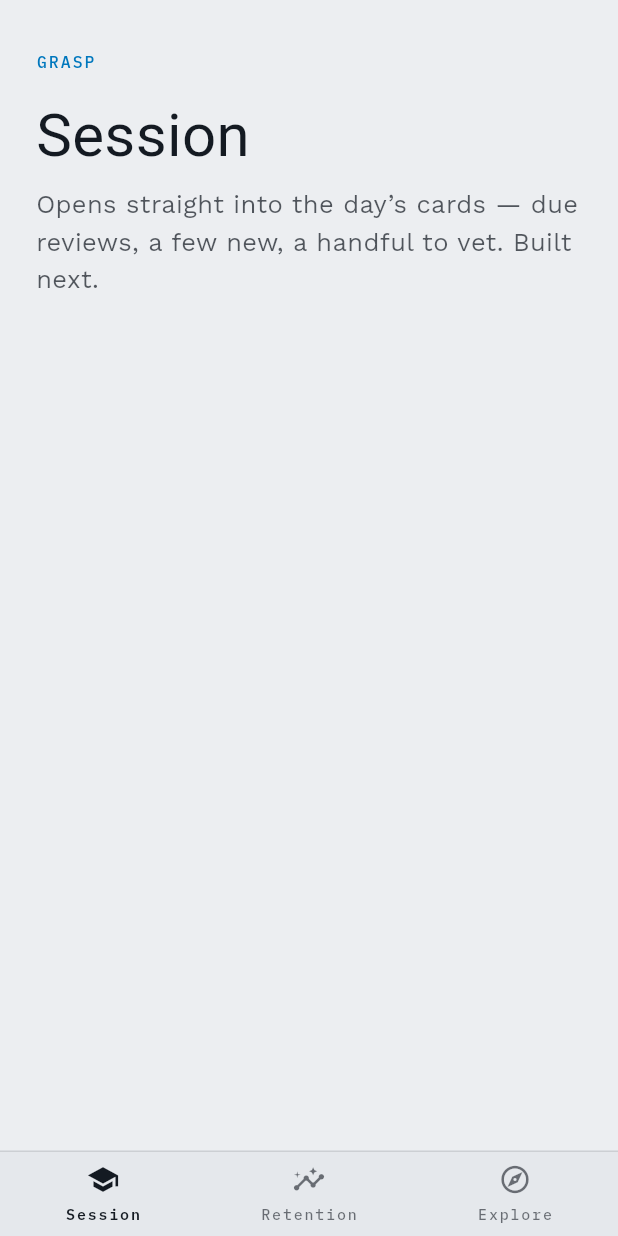
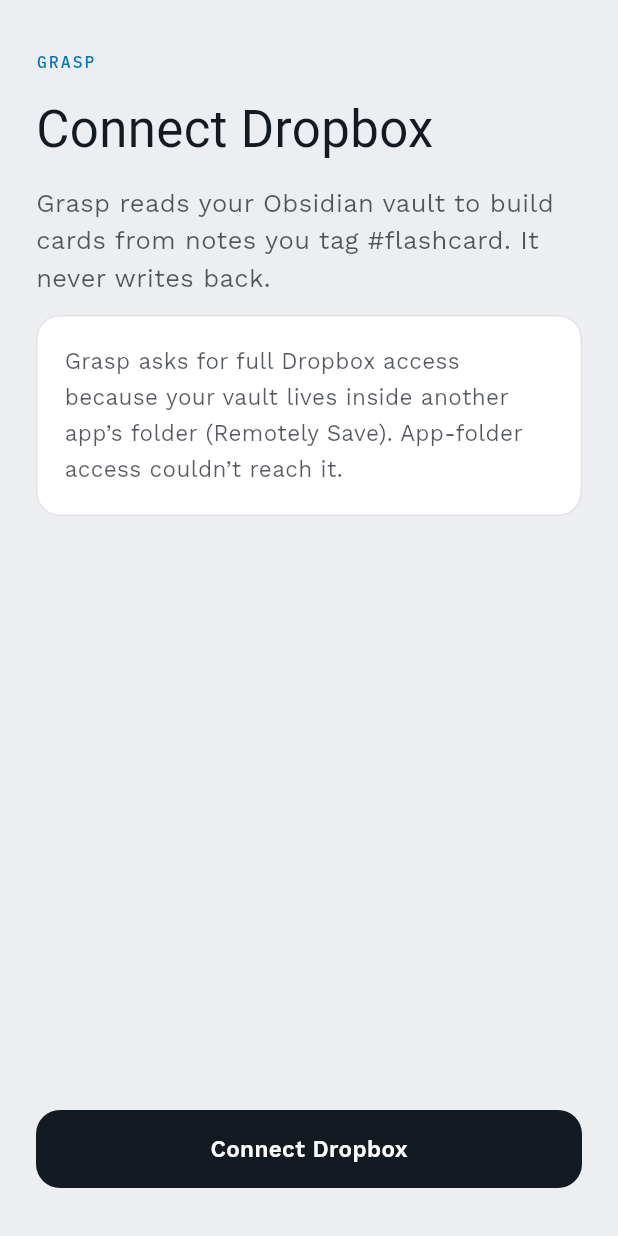
Before and after one commit to moha-elh/Grasp, a Flutter app: the screen it shows after launch, on a phone screen of 412 x 824 dp. Run offline on Flutter 3.47's test engine with Material 3 defaults, Android fonts, the phone set to English and light mode, and no system bars; our stand-ins replace flutter_dotenv, flutter_riverpod, flutter_secure_storage, google_fonts, supabase_flutter; missing offline and left inert: flutter_web_auth_2, fsrs; accounts and stored records are empty; Roboto replaces fonts that are missing (Fugaz One).

Commit message:
feat: Dropbox connect screen + connection state machine
Screen 01 (FR-1..FR-3): connect state machine (checking/connecting/
scanning/connected/error with scope-error detection), the connect UI
with the full-scope explanation and a debug skip, a shared PrimaryButton,
and gate the app on Dropbox connection. Enable web platform.

```diff
--- a/lib/app.dart
+++ b/lib/app.dart
@@ -1,10 +1,19 @@
 import 'package:flutter/material.dart';
+import 'package:flutter_riverpod/flutter_riverpod.dart';
 
 import 'design/theme.dart';
+import 'design/tokens.dart';
+import 'design/typography.dart';
+import 'features/dropbox/dropbox_connect_screen.dart';
+import 'features/dropbox/dropbox_controller.dart';
 import 'features/shell/app_shell.dart';
 
-/// Root widget. Design system theme + the Session/Retention/Explore shell.
-/// Sign-in and Dropbox connect are layered in later (deferred features).
+/// Debug-only bypass of the Dropbox gate, so the shell is reachable on
+/// web/dev where the mobile OAuth scheme can't complete.
+final _devBypassProvider = StateProvider<bool>((_) => false);
+
+/// Root widget. Gates on Dropbox connection (screen 01) before the shell.
+/// Supabase sign-in is layered in later (deferred).
 class GraspApp extends StatelessWidget {
   const GraspApp({super.key});
 
@@ -14,7 +23,32 @@
       title: 'Grasp',
       debugShowCheckedModeBanner: false,
       theme: buildGraspTheme(),
-      home: const AppShell(),
+      home: const _Gate(),
     );
   }
 }
+
+class _Gate extends ConsumerWidget {
+  const _Gate();
+
+  @override
+  Widget build(BuildContext context, WidgetRef ref) {
+    if (ref.watch(_devBypassProvider)) return const AppShell();
+
+    final status = ref.watch(dropboxControllerProvider);
+    if (status.phase == DropboxPhase.checking) return const _Splash();
+    if (status.isConnected) return const AppShell();
+
+    return DropboxConnectScreen(
+      onSkip: () => ref.read(_devBypassProvider.notifier).state = true,
+    );
+  }
+}
+
+class _Splash extends StatelessWidget {
+  const _Splash();
+  @override
+  Widget build(BuildContext context) => Scaffold(
+        body: Center(child: Text('GRASP', style: Typo.mono(size: 13, color: T.accent))),
+      );
+}
--- /dev/null
+++ b/lib/design/widgets/primary_button.dart
@@ -0,0 +1,42 @@
+import 'package:flutter/material.dart';
+
+import '../tokens.dart';
+import '../typography.dart';
+
+/// Filled primary action — ink background, white label, 52 tall, radius 16.
+/// Design system §03. Shows a spinner and disables itself when [busy].
+class PrimaryButton extends StatelessWidget {
+  final String label;
+  final VoidCallback? onPressed;
+  final bool busy;
+
+  const PrimaryButton(this.label, {super.key, this.onPressed, this.busy = false});
+
+  @override
+  Widget build(BuildContext context) {
+    final enabled = onPressed != null && !busy;
+    return SizedBox(
+      height: T.hitButton,
+      width: double.infinity,
+      child: Material(
+        color: enabled ? T.ink : T.ink.withValues(alpha: 0.45),
+        borderRadius: BorderRadius.circular(T.rControl),
+        child: InkWell(
+          borderRadius: BorderRadius.circular(T.rControl),
+          onTap: enabled ? onPressed : null,
+          child: Center(
+            child: busy
+                ? const SizedBox(
+                    width: 20,
+                    height: 20,
+                    child: CircularProgressIndicator(
+                        strokeWidth: 2, color: T.surface),
+                  )
+                : Text(label,
+                    style: Typo.label.copyWith(color: T.surface, fontSize: 15)),
+          ),
+        ),
+      ),
+    );
+  }
+}
--- /dev/null
+++ b/lib/features/dropbox/dropbox_connect_screen.dart
@@ -0,0 +1,121 @@
+import 'package:flutter/foundation.dart';
+import 'package:flutter/material.dart';
+import 'package:flutter_riverpod/flutter_riverpod.dart';
+
+import '../../core/config.dart';
+import '../../design/tokens.dart';
+import '../../design/typography.dart';
+import '../../design/widgets/primary_button.dart';
+import 'dropbox_controller.dart';
+
+/// Screen 01 · Dropbox connect (FR-1 → FR-3). One explanation, one button.
+/// [onSkip] is a debug-only bypass so the shell can be reached on web/dev
+/// where the mobile OAuth scheme can't complete.
+class DropboxConnectScreen extends ConsumerWidget {
+  final VoidCallback? onSkip;
+  const DropboxConnectScreen({super.key, this.onSkip});
+
+  @override
+  Widget build(BuildContext context, WidgetRef ref) {
+    final status = ref.watch(dropboxControllerProvider);
+    final ctrl = ref.read(dropboxControllerProvider.notifier);
+    final busy = status.phase == DropboxPhase.connecting ||
+        status.phase == DropboxPhase.scanning;
+
+    return Scaffold(
+      body: SafeArea(
+        child: Padding(
+          padding: const EdgeInsets.symmetric(
+              horizontal: T.gutter, vertical: T.s32),
+          child: Column(
+            crossAxisAlignment: CrossAxisAlignment.start,
+            children: [
+              Text('GRASP', style: Typo.mono(size: 11, color: T.accent)),
+              const SizedBox(height: T.s18),
+              Text('Connect Dropbox', style: Typo.display(34)),
+              const SizedBox(height: T.s18),
+              Text(
+                'Grasp reads your Obsidian vault to build cards from notes you '
+                'tag ${Config.flashcardTag}. It never writes back.',
+                style: Typo.body,
+              ),
+              const SizedBox(height: T.s12),
+              _WhyFullScope(),
+              const Spacer(),
+              if (status.phase == DropboxPhase.scanning)
+                _hint('Scanning your vault for tagged notes…'),
+              if (status.phase == DropboxPhase.error)
+                _ErrorNote(status: status),
+              const SizedBox(height: T.s18),
+              PrimaryButton(
+                busy ? _busyLabel(status.phase) : 'Connect Dropbox',
+                busy: busy,
+                onPressed: busy ? null : ctrl.connect,
+              ),
+              if (kDebugMode && onSkip != null) ...[
+                const SizedBox(height: T.s12),
+                Center(
+                  child: TextButton(
+                    onPressed: onSkip,
+                    child: Text('Skip for now (debug)',
+                        style: Typo.meta.copyWith(
+                            decoration: TextDecoration.underline)),
+                  ),
+                ),
+              ],
+            ],
+          ),
+        ),
+      ),
+    );
+  }
+
+  String _busyLabel(DropboxPhase p) =>
+      p == DropboxPhase.scanning ? 'Scanning…' : 'Opening Dropbox…';
+
+  Widget _hint(String text) => Padding(
+        padding: const EdgeInsets.only(bottom: T.s8),
+        child: Text(text, style: Typo.meta),
+      );
+}
+
+class _WhyFullScope extends StatelessWidget {
+  @override
+  Widget build(BuildContext context) {
+    return Container(
+      padding: const EdgeInsets.all(T.s18),
+      decoration: BoxDecoration(
+        color: T.surface,
+        borderRadius: BorderRadius.circular(T.rControl),
+        border: Border.all(color: T.hairline),
+      ),
+      child: Text(
+        'Grasp asks for full Dropbox access because your vault lives inside '
+        'another app’s folder (Remotely Save). App-folder access couldn’t reach it.',
+        style: Typo.bodySmall,
+      ),
+    );
+  }
+}
+
+class _ErrorNote extends StatelessWidget {
+  final DropboxStatus status;
+  const _ErrorNote({required this.status});
+
+  @override
+  Widget build(BuildContext context) {
+    final text = status.scopeError
+        ? 'Couldn’t read the vault. Make sure the Dropbox app is registered '
+            'with Full Dropbox access, not App-folder.'
+        : 'Couldn’t connect. Check your connection and try again.';
+    return Container(
+      padding: const EdgeInsets.all(T.s18),
+      decoration: BoxDecoration(
+        color: T.surface,
+        borderRadius: BorderRadius.circular(T.rControl),
+        border: Border.all(color: T.slipping),
+      ),
+      child: Text(text, style: Typo.bodySmall.copyWith(color: T.slipping)),
+    );
+  }
+}
```
Also changed, not shown: lib/features/dropbox/dropbox_controller.dart (added, +79 -0 lines), 9 other files.
